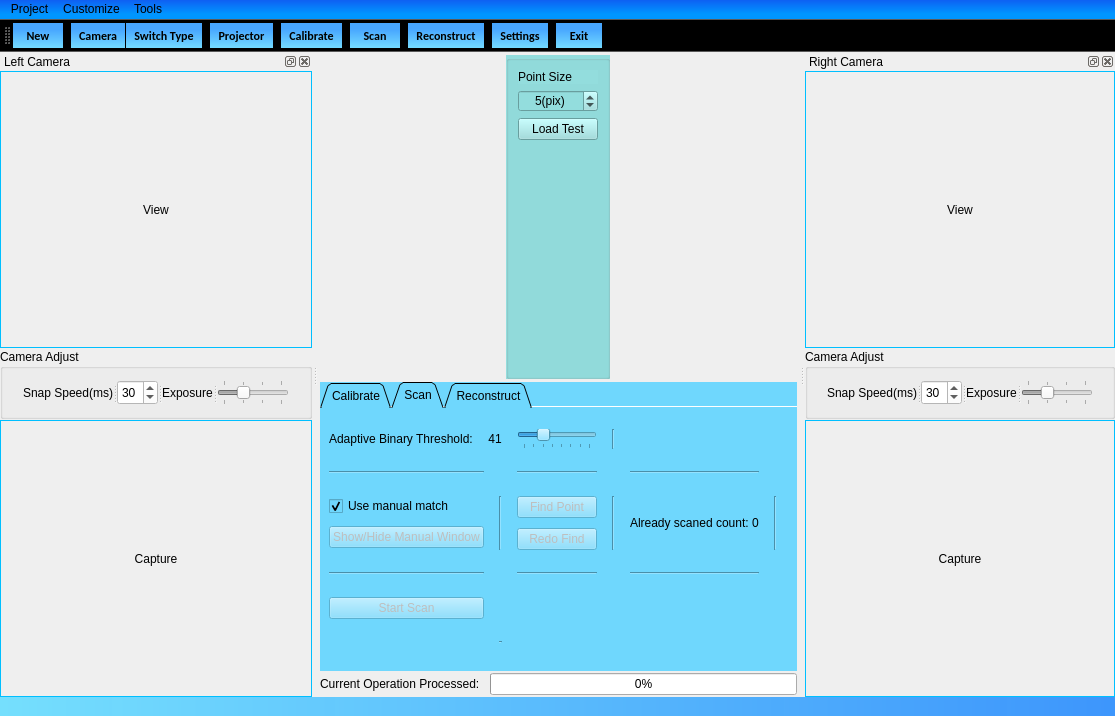
This is Duke/mainwindow.ui in DrawZeroPoint/Structure-Light-Reconstructor as Qt 5 draws it before an edit. The edited form follows.
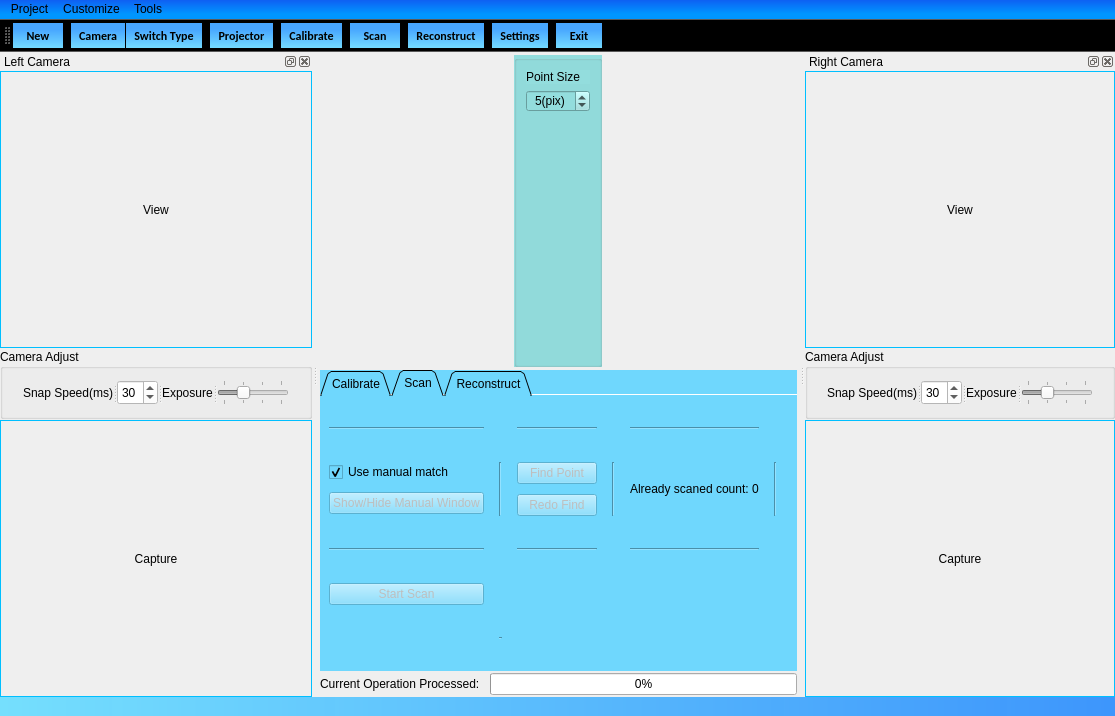
This is the edited form. Icons and pictures are not drawn.

Commit message: Updated the Method for Mark Point Detection

What changed in the file:
```diff
--- a/Duke/mainwindow.ui
+++ b/Duke/mainwindow.ui
@@ -169,13 +169,6 @@
               </widget>
              </item>
              <item row="2" column="0">
-              <widget class="QPushButton" name="loadTest">
-               <property name="text">
-                <string>Load Test</string>
-               </property>
-              </widget>
-             </item>
-             <item row="3" column="0">
               <spacer name="verticalSpacer_15">
                <property name="orientation">
                 <enum>Qt::Vertical</enum>
@@ -575,214 +568,37 @@
            <property name="verticalSpacing">
             <number>10</number>
            </property>
-           <item row="2" column="1">
-            <widget class="Line" name="line_3">
-             <property name="orientation">
-              <enum>Qt::Vertical</enum>
+           <item row="3" column="0">
+            <widget class="QPushButton" name="startScanButton">
+             <property name="enabled">
+              <bool>false</bool>
              </property>
-            </widget>
-           </item>
-           <item row="3" column="4">
-            <widget class="Line" name="line_4">
-             <property name="orientation">
-              <enum>Qt::Horizontal</enum>
+             <property name="sizePolicy">
+              <sizepolicy hsizetype="Preferred" vsizetype="Fixed">
+               <horstretch>0</horstretch>
+               <verstretch>0</verstretch>
+              </sizepolicy>
              </property>
-            </widget>
-           </item>
-           <item row="0" column="4">
-            <spacer name="horizontalSpacer_13">
-             <property name="orientation">
-              <enum>Qt::Horizontal</enum>
-             </property>
-             <property name="sizeHint" stdset="0">
-              <size>
-               <width>134</width>
-               <height>20</height>
-              </size>
-             </property>
-            </spacer>
-           </item>
-           <item row="0" column="0" colspan="3">
-            <layout class="QHBoxLayout" name="horizontalLayout_4">
-             <property name="spacing">
-              <number>15</number>
-             </property>
-             <item>
-              <widget class="QLabel" name="label_15">
-               <property name="text">
-                <string>&lt;html&gt;&lt;head/&gt;&lt;body&gt;&lt;p&gt;Adaptive Binary Threshold:&lt;/p&gt;&lt;/body&gt;&lt;/html&gt;</string>
-               </property>
-              </widget>
-             </item>
-             <item>
-              <widget class="QLabel" name="btvalue">
-               <property name="sizePolicy">
-                <sizepolicy hsizetype="Fixed" vsizetype="Preferred">
-                 <horstretch>0</horstretch>
-                 <verstretch>0</verstretch>
-                </sizepolicy>
-               </property>
-               <property name="text">
-                <string>41</string>
-               </property>
-               <property name="alignment">
-                <set>Qt::AlignCenter</set>
-               </property>
-              </widget>
-             </item>
-             <item>
-              <widget class="QSlider" name="binarySlider">
-               <property name="sizePolicy">
-                <sizepolicy hsizetype="Preferred" vsizetype="Fixed">
-                 <horstretch>0</horstretch>
-                 <verstretch>0</verstretch>
-                </sizepolicy>
-               </property>
-               <property name="minimum">
-                <number>21</number>
-               </property>
-               <property name="maximum">
-                <number>91</number>
-               </property>
-               <property name="singleStep">
-                <number>10</number>
-               </property>
-               <property name="sliderPosition">
-                <number>41</number>
-               </property>
-               <property name="tracking">
-                <bool>false</bool>
-               </property>
-               <property name="orientation">
-                <enum>Qt::Horizontal</enum>
-               </property>
-               <property name="tickPosition">
-                <enum>QSlider::TicksBelow</enum>
-               </property>
-              </widget>
-             </item>
-            </layout>
-           </item>
-           <item row="2" column="4">
-            <layout class="QHBoxLayout" name="horizontalLayout">
-             <item>
-              <widget class="QLabel" name="label_3">
-               <property name="text">
-                <string>&lt;html&gt;&lt;head/&gt;&lt;body&gt;&lt;p&gt;Already scaned count: &lt;/p&gt;&lt;/body&gt;&lt;/html&gt;</string>
-               </property>
-              </widget>
-             </item>
-             <item>
-              <widget class="QLabel" name="scanSNLabel">
-               <property name="text">
-                <string>0</string>
-               </property>
-              </widget>
-             </item>
-            </layout>
-           </item>
-           <item row="1" column="2">
-            <widget class="Line" name="line_5">
-             <property name="orientation">
-              <enum>Qt::Horizontal</enum>
+             <property name="text">
+              <string>Start Scan</string>
              </property>
             </widget>
            </item>
            <item row="2" column="2">
-            <layout class="QVBoxLayout" name="verticalLayout">
-             <property name="spacing">
-              <number>10</number>
-             </property>
-             <item>
-              <widget class="QPushButton" name="findPointButton">
-               <property name="enabled">
-                <bool>false</bool>
-               </property>
-               <property name="sizePolicy">
-                <sizepolicy hsizetype="Preferred" vsizetype="Fixed">
-                 <horstretch>0</horstretch>
-                 <verstretch>0</verstretch>
-                </sizepolicy>
-               </property>
-               <property name="text">
-                <string>Find Point</string>
-               </property>
-              </widget>
-             </item>
-             <item>
-              <widget class="QPushButton" name="reFindButton">
-               <property name="enabled">
-                <bool>false</bool>
-               </property>
-               <property name="sizePolicy">
-                <sizepolicy hsizetype="Preferred" vsizetype="Fixed">
-                 <horstretch>0</horstretch>
-                 <verstretch>0</verstretch>
-                </sizepolicy>
-               </property>
-               <property name="text">
-                <string>Redo Find</string>
-               </property>
-              </widget>
-             </item>
-            </layout>
-           </item>
-           <item row="1" column="0">
-            <widget class="Line" name="line_6">
+            <widget class="Line" name="line_2">
              <property name="orientation">
               <enum>Qt::Horizontal</enum>
              </property>
             </widget>
            </item>
-           <item row="1" column="4">
-            <widget class="Line" name="line_7">
-             <property name="orientation">
-              <enum>Qt::Horizontal</enum>
-             </property>
-            </widget>
-           </item>
-           <item row="2" column="6">
-            <spacer name="horizontalSpacer_14">
-             <property name="orientation">
-              <enum>Qt::Horizontal</enum>
-             </property>
-             <property name="sizeHint" stdset="0">
-              <size>
-               <width>40</width>
-               <height>20</height>
-              </size>
-             </property>
-            </spacer>
-           </item>
-           <item row="2" column="3">
-            <widget class="Line" name="line_8">
-             <property name="orientation">
-              <enum>Qt::Vertical</enum>
-             </property>
-            </widget>
-           </item>
-           <item row="5" column="1">
+           <item row="4" column="1">
             <widget class="Line" name="line_13">
              <property name="orientation">
               <enum>Qt::Horizontal</enum>
              </property>
             </widget>
            </item>
-           <item row="2" column="5">
-            <widget class="Line" name="line_15">
-             <property name="orientation">
-              <enum>Qt::Vertical</enum>
-             </property>
-            </widget>
-           </item>
-           <item row="0" column="3">
-            <widget class="Line" name="line_16">
-             <property name="orientation">
-              <enum>Qt::Vertical</enum>
-             </property>
-            </widget>
-           </item>
-           <item row="2" column="0">
+           <item row="1" column="0">
             <layout class="QVBoxLayout" name="verticalLayout_5">
              <property name="spacing">
               <number>10</number>
@@ -809,36 +625,132 @@
              </item>
             </layout>
            </item>
-           <item row="4" column="0">
-            <widget class="QPushButton" name="startScanButton">
-             <property name="enabled">
-              <bool>false</bool>
-             </property>
-             <property name="sizePolicy">
-              <sizepolicy hsizetype="Preferred" vsizetype="Fixed">
-               <horstretch>0</horstretch>
-               <verstretch>0</verstretch>
-              </sizepolicy>
-             </property>
-             <property name="text">
-              <string>Start Scan</string>
-             </property>
-            </widget>
-           </item>
-           <item row="3" column="0">
+           <item row="2" column="0">
             <widget class="Line" name="line">
              <property name="orientation">
               <enum>Qt::Horizontal</enum>
              </property>
             </widget>
            </item>
-           <item row="3" column="2">
-            <widget class="Line" name="line_2">
+           <item row="1" column="5">
+            <widget class="Line" name="line_15">
              <property name="orientation">
+              <enum>Qt::Vertical</enum>
+             </property>
+            </widget>
+           </item>
+           <item row="0" column="4">
+            <widget class="Line" name="line_7">
+             <property name="orientation">
               <enum>Qt::Horizontal</enum>
              </property>
             </widget>
            </item>
+           <item row="0" column="0">
+            <widget class="Line" name="line_6">
+             <property name="orientation">
+              <enum>Qt::Horizontal</enum>
+             </property>
+            </widget>
+           </item>
+           <item row="2" column="4">
+            <widget class="Line" name="line_4">
+             <property name="orientation">
+              <enum>Qt::Horizontal</enum>
+             </property>
+            </widget>
+           </item>
+           <item row="1" column="3">
+            <widget class="Line" name="line_8">
+             <property name="orientation">
+              <enum>Qt::Vertical</enum>
+             </property>
+            </widget>
+           </item>
+           <item row="1" column="1">
+            <widget class="Line" name="line_3">
+             <property name="orientation">
+              <enum>Qt::Vertical</enum>
+             </property>
+            </widget>
+           </item>
+           <item row="1" column="6">
+            <spacer name="horizontalSpacer_14">
+             <property name="orientation">
+              <enum>Qt::Horizontal</enum>
+             </property>
+             <property name="sizeHint" stdset="0">
+              <size>
+               <width>40</width>
+               <height>20</height>
+              </size>
+             </property>
+            </spacer>
+           </item>
+           <item row="1" column="2">
+            <layout class="QVBoxLayout" name="verticalLayout">
+             <property name="spacing">
+              <number>10</number>
+             </property>
+             <item>
+              <widget class="QPushButton" name="findPointButton">
+               <property name="enabled">
+                <bool>false</bool>
+               </property>
+               <property name="sizePolicy">
+                <sizepolicy hsizetype="Preferred" vsizetype="Fixed">
+                 <horstretch>0</horstretch>
+                 <verstretch>0</verstretch>
+                </sizepolicy>
+               </property>
+               <property name="text">
+                <string>Find Point</string>
+               </property>
+              </widget>
+             </item>
+             <item>
+              <widget class="QPushButton" name="reFindButton">
+               <property name="enabled">
+                <bool>false</bool>
+               </property>
+               <property name="sizePolicy">
+                <sizepolicy hsizetype="Preferred" vsizetype="Fixed">
+                 <horstretch>0</horstretch>
+                 <verstretch>0</verstretch>
+                </sizepolicy>
+               </property>
+               <property name="text">
+                <string>Redo Find</string>
+               </property>
+              </widget>
+             </item>
+            </layout>
+           </item>
+           <item row="0" column="2">
+            <widget class="Line" name="line_5">
+             <property name="orientation">
+              <enum>Qt::Horizontal</enum>
+             </property>
+            </widget>
+           </item>
+           <item row="1" column="4">
+            <layout class="QHBoxLayout" name="horizontalLayout">
+             <item>
+              <widget class="QLabel" name="label_3">
+               <property name="text">
+                <string>&lt;html&gt;&lt;head/&gt;&lt;body&gt;&lt;p&gt;Already scaned count: &lt;/p&gt;&lt;/body&gt;&lt;/html&gt;</string>
+               </property>
+              </widget>
+             </item>
+             <item>
+              <widget class="QLabel" name="scanSNLabel">
+               <property name="text">
+                <string>0</string>
+               </property>
+              </widget>
+             </item>
+            </layout>
+           </item>
           </layout>
          </widget>
          <widget class="QWidget" name="tab_3">
```
Left out of the diff: 89 changed lines with no effect on the pictures. The commit also changes 15 other files.
